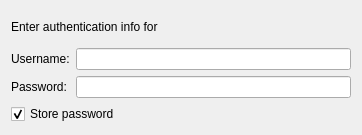
The window that src/ksvnwidgets/authdlg.ui (centic9/kdesvn-ppa) describes before a commit, drawn with Qt 5.
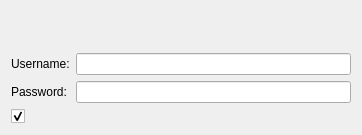
The same window after the commit. Custom widgets are drawn as their Qt base class.

What changed in the file:
```diff
--- a/src/ksvnwidgets/authdlg.ui
+++ b/src/ksvnwidgets/authdlg.ui
@@ -19,9 +19,6 @@
   <layout class="QVBoxLayout" name="verticalLayout">
    <item>
     <widget class="QLabel" name="m_RealmLabel">
-     <property name="text">
-      <string>Enter authentication info for</string>
-     </property>
      <property name="wordWrap">
       <bool>false</bool>
      </property>
@@ -63,9 +60,6 @@
    </item>
    <item>
     <widget class="QCheckBox" name="m_StorePasswordButton">
-     <property name="text">
-      <string>Store password</string>
-     </property>
      <property name="checked">
       <bool>true</bool>
      </property>
```
